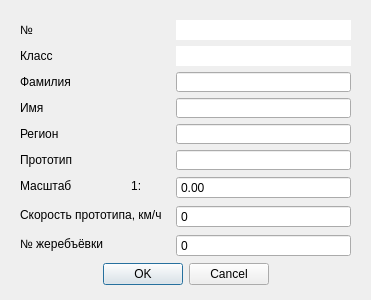
Above: Info.ui from MasterFly150rus/f4c before the change. Below: the same form after it.
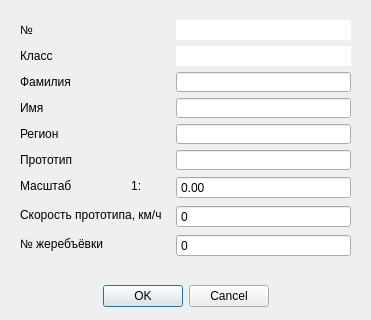
That is the form after the change. Icons and pictures are not drawn.

Diff of the .ui file:
```diff
--- a/Info.ui
+++ b/Info.ui
@@ -10,19 +10,19 @@
     <x>0</x>
     <y>0</y>
     <width>371</width>
-    <height>300</height>
+    <height>320</height>
    </rect>
   </property>
   <property name="minimumSize">
    <size>
     <width>371</width>
-    <height>300</height>
+    <height>320</height>
    </size>
   </property>
   <property name="maximumSize">
    <size>
     <width>371</width>
-    <height>300</height>
+    <height>320</height>
    </size>
   </property>
   <property name="windowTitle">
@@ -35,13 +35,13 @@
   <property name="modal">
    <bool>true</bool>
   </property>
-  <widget class="QWidget" name="">
+  <widget class="QWidget" name="layoutWidget">
    <property name="geometry">
     <rect>
      <x>20</x>
      <y>20</y>
      <width>331</width>
-     <height>265</height>
+     <height>287</height>
     </rect>
    </property>
    <layout class="QVBoxLayout" name="verticalLayout">
```
Left out of the diff: 3 changed lines with no effect on the pictures.
